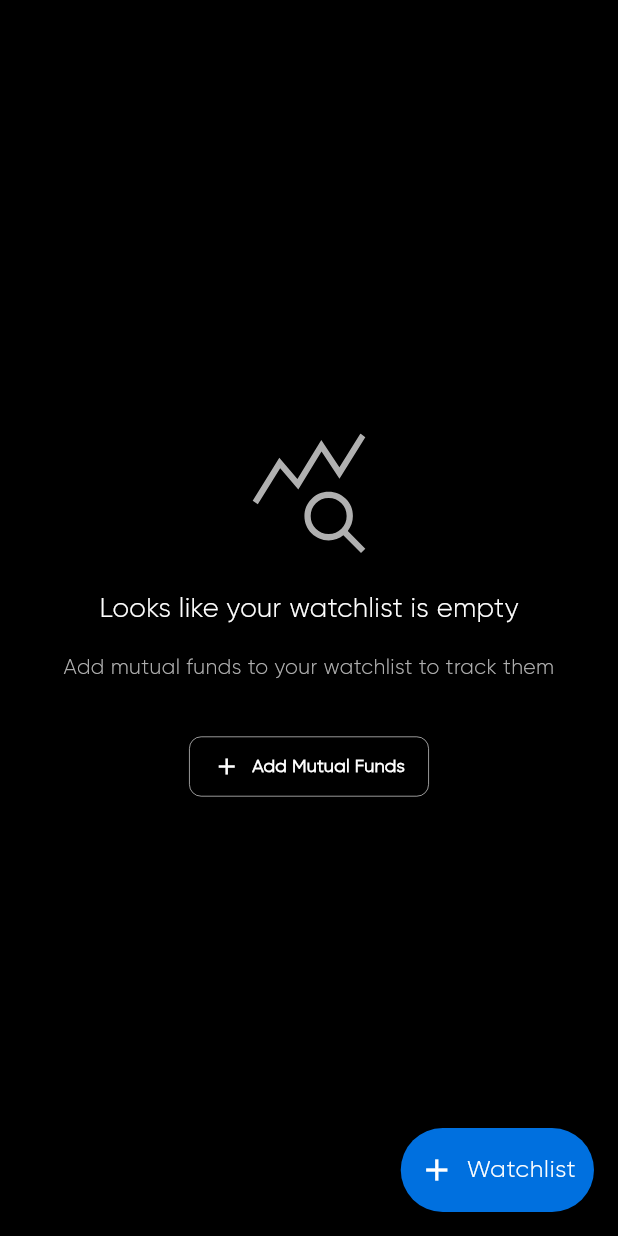
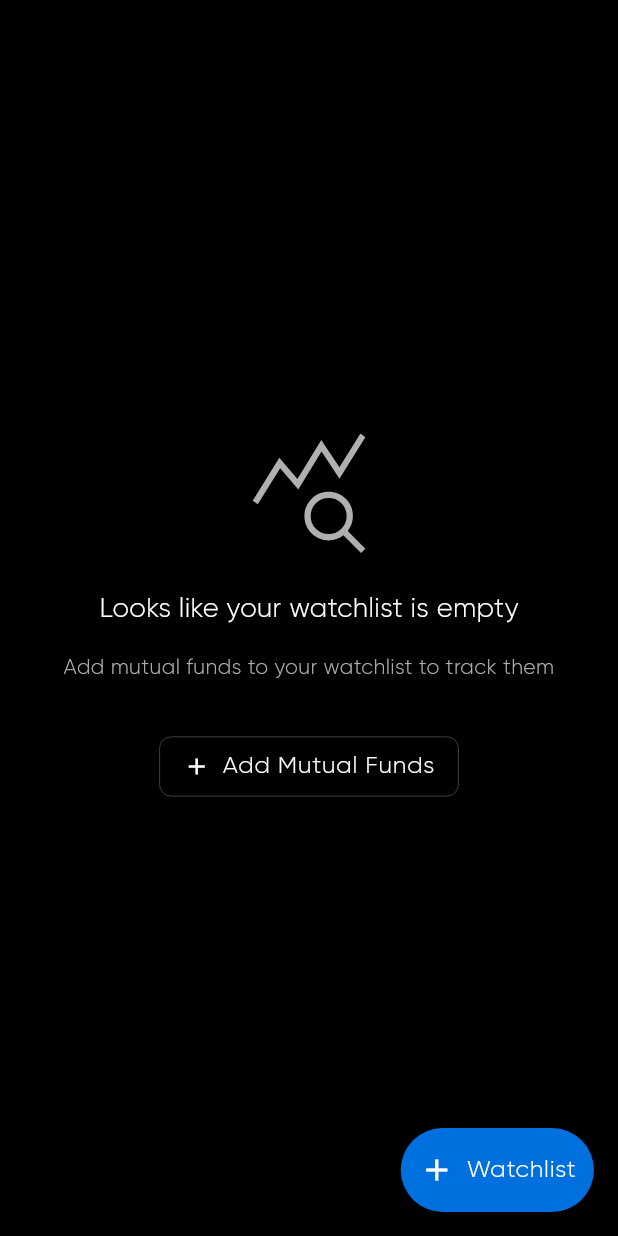
Before and after one commit to Sarthak-source/mutual_fund_watchlist, a Flutter app: the WatchlistPage screen opened by its route, on a phone screen of 412 x 824 dp. Run offline on Flutter 3.47's test engine with Material 3 defaults, Android fonts, the light colour scheme and no system bars; our stand-ins replace dartz, dio, equatable, fl_chart, flutter_bloc, flutter_dotenv and 6 more; accounts and stored records are empty.

Commit message:
Refactor mutual fund data source and improve watchlist state management

```diff
--- a/lib/features/watchlist/presentation/widgets/empty_watchlist.dart
+++ b/lib/features/watchlist/presentation/widgets/empty_watchlist.dart
@@ -63,20 +63,29 @@ class _EmptyWatchlistState extends State<EmptyWatchlist> {
             child: TextField(
               controller: _searchController,
               autofocus: true,
-              style: const TextStyle(color: AppColors.textPrimary),
+              style: AppStyles.bodyMedium,
               decoration: InputDecoration(
                 hintText: 'Search for Mutual Funds, AMC, Fund Managers...',
-                hintStyle: const TextStyle(color: AppColors.textSecondary),
-                prefixIcon:
-                    const Icon(Icons.search, color: AppColors.textSecondary),
+                hintStyle: AppStyles.bodySmall.copyWith(
+                  color: AppColors.textSecondary,
+                ),
+                prefixIcon: Icon(
+                  Icons.search,
+                  color: AppColors.textSecondary,
+                ),
                 suffixIcon: IconButton(
-                  icon: const Icon(Icons.close, color: AppColors.textSecondary),
+                  icon: Icon(
+                    Icons.close,
+                    color: AppColors.textSecondary,
+                  ),
                   onPressed: _toggleSearch,
                 ),
                 filled: true,
                 fillColor: AppColors.cardBackground,
                 contentPadding: const EdgeInsets.symmetric(
-                    horizontal: 16, vertical: 8), // reduced vertical padding
+                  horizontal: 16,
+                  vertical: 8,
+                ),
                 border: OutlineInputBorder(
                   borderRadius: BorderRadius.circular(12),
                   borderSide: BorderSide.none,
@@ -146,10 +155,8 @@ class _EmptyWatchlistState extends State<EmptyWatchlist> {
           // Main title text
           Text(
             'Looks like your watchlist is empty',
-            style: AppStyles.bodyMedium.copyWith(
-              fontSize: 18,
-              fontWeight: FontWeight.w500,
-              color: AppColors.textPrimary,
+            style: AppStyles.bodyLarge.copyWith(
+              fontWeight: AppStyles.medium,
             ),
           ),
           const SizedBox(height: 16),
@@ -166,8 +173,8 @@ class _EmptyWatchlistState extends State<EmptyWatchlist> {
           OutlinedButton(
             onPressed: _toggleSearch,
             style: OutlinedButton.styleFrom(
-              side: const BorderSide(
-                color: AppColors.textPrimary,
+              side: BorderSide(
+                color: AppColors.textPrimary.withOpacity(0.4),
                 width: 0.4,
               ),
               padding: const EdgeInsets.symmetric(horizontal: 16, vertical: 4),
@@ -178,12 +185,14 @@ class _EmptyWatchlistState extends State<EmptyWatchlist> {
             child: Row(
               mainAxisSize: MainAxisSize.min,
               children: [
-                const Icon(Icons.add, color: AppColors.textPrimary),
+                Icon(
+                  Icons.add,
+                  color: AppColors.textPrimary,
+                ),
                 const SizedBox(width: 8),
                 Text(
                   'Add Mutual Funds',
-                  style: AppStyles.caption.copyWith(
-                    fontWeight: FontWeight.bold,
+                  style: AppStyles.button.copyWith(
                     color: AppColors.textPrimary,
                   ),
                 ),
--- a/lib/main.dart
+++ b/lib/main.dart
@@ -105,7 +105,6 @@ void setupDependencyInjection() {
   sl.registerLazySingleton<MutualFundRemoteDataSource>(
     () => MutualFundRemoteDataSourceImpl(
       dio: sl<Dio>(),
-      apiKey: dotenv.env['FINNHUB_API_KEY'] ?? '',
     ),
   );
 
```
Also changed, not shown: lib/features/watchlist/data/datasources/mutual_fund_remote_data_source_impl.dart (+6 -29 lines), lib/features/watchlist/presentation/cubit/watchlist_cubit.dart (+10 -18 lines), lib/features/watchlist/presentation/widgets/mutual_fund_card.dart (+31 -12 lines), lib/features/watchlist/presentation/widgets/mutual_fund_search_card.dart (+15 -18 lines), lib/features/watchlist/presentation/widgets/watchlist_bottom_sheet.dart (+40 -16 lines).
